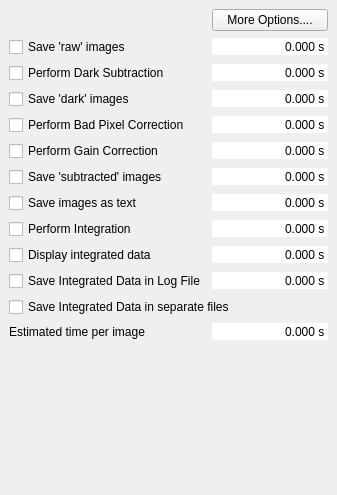
Old version of the form source/qxrdcorrectiondialog.ui in the repository guyjennings/qxrd.
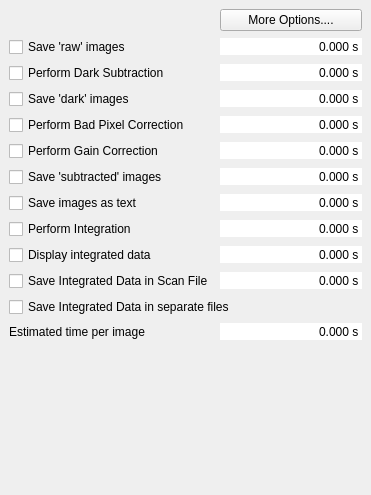
New version of the form.

Commit message: Added browse buttons for output directory, log file and scan file

Patch:
```diff
--- a/source/qxrdcorrectiondialog.ui
+++ b/source/qxrdcorrectiondialog.ui
@@ -6,7 +6,7 @@
    <rect>
     <x>0</x>
     <y>0</y>
-    <width>337</width>
+    <width>371</width>
     <height>495</height>
    </rect>
   </property>
@@ -327,7 +327,7 @@
        <string>Save each integration as it is calculated</string>
       </property>
       <property name="text">
-       <string>Save Integrated Data in Log File</string>
+       <string>Save Integrated Data in Scan File</string>
       </property>
      </widget>
     </item>
```
The commit also changes 6 other files.
